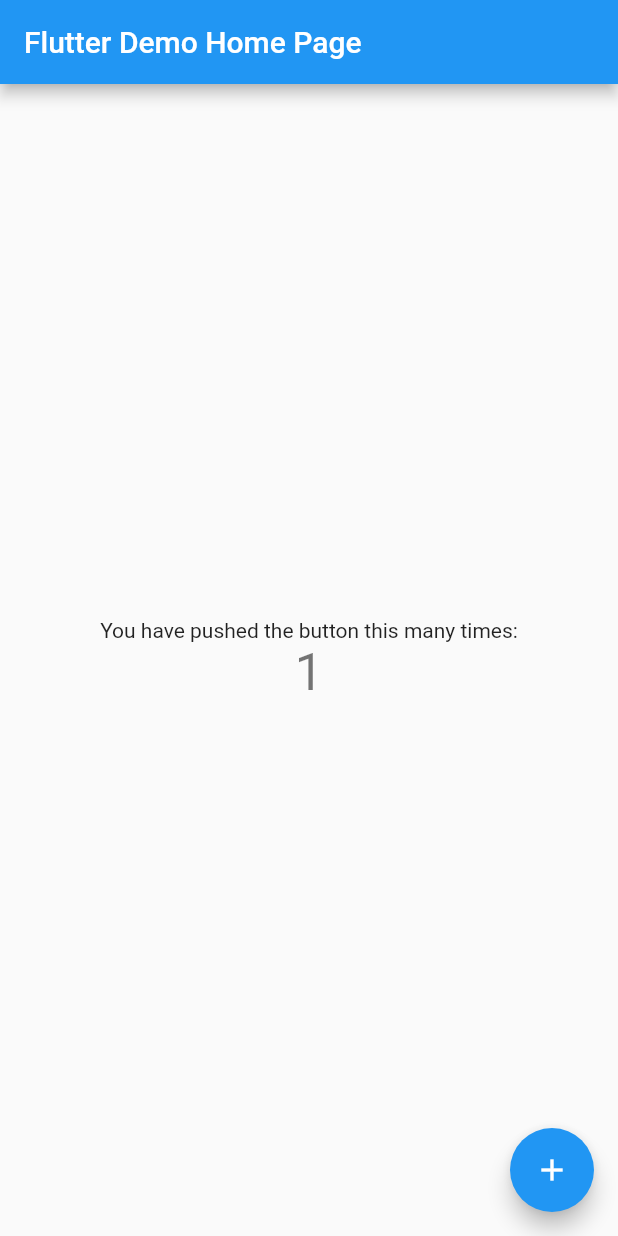
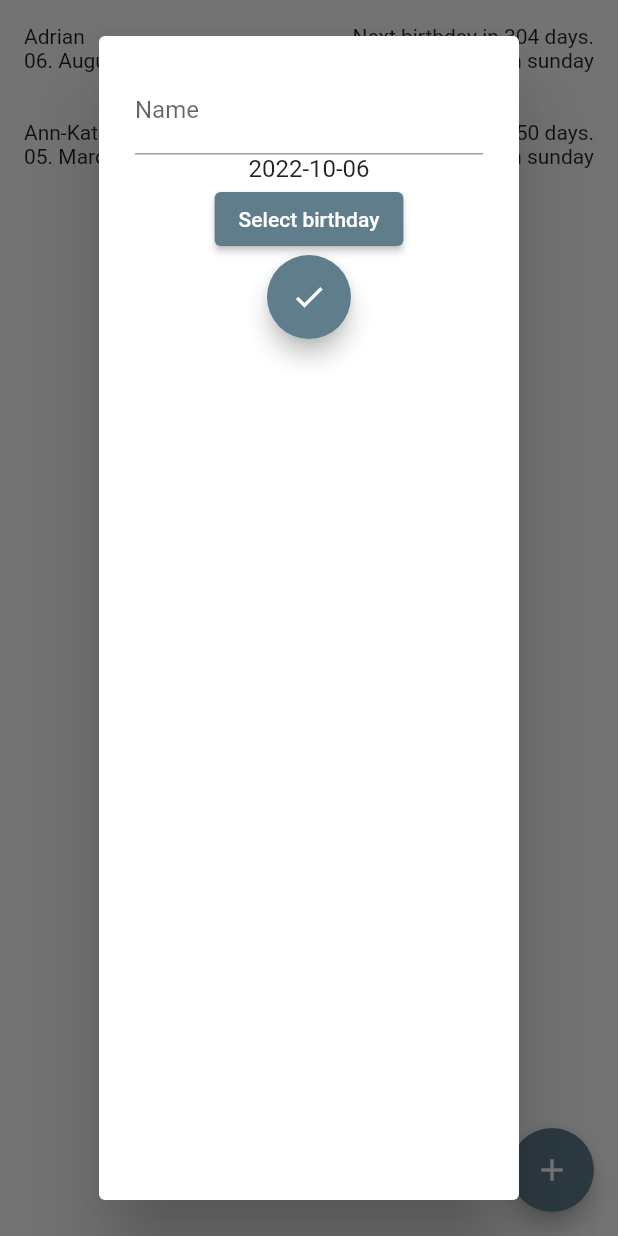
Before and after one commit to Irnaltherlyei/Rembirth, a Flutter app: the screen it shows after launch, after a tap on the "add" icon, on a phone screen of 412 x 824 dp. Run offline on Flutter 3.47's test engine with Material 2 defaults, Android fonts, the phone set to English and light mode, and no system bars.

Commit message:
Main functionality implemented. Add, remove, edit birthday entries.

```diff
--- /dev/null
+++ b/lib/BirthdayEntry.dart
@@ -0,0 +1,58 @@
+import 'package:flutter/material.dart';
+import 'package:intl/intl.dart';
+
+import 'Entry.dart';
+
+class BirthdayEntry extends StatefulWidget {
+  const BirthdayEntry({Key? key, required this.entry, required this.onLongPress}) : super(key: key);
+
+  final Entry entry;
+  final GestureTapCallback onLongPress;
+
+  @override
+  State<BirthdayEntry> createState() => _BirthdayEntryState();
+}
+
+class _BirthdayEntryState extends State<BirthdayEntry> {
+
+  int _daysToBirthday(DateTime birthday){
+    DateTime from = DateTime(DateTime.now().year, DateTime.now().month, DateTime.now().day);
+    DateTime to = DateTime(DateTime.now().year, birthday.month, birthday.day);
+    return to.difference(from).inDays < 0 ? DateTime(DateTime.now().year + 1, birthday.month, birthday.day).difference(from).inDays : to.difference(from).inDays;
+  }
+
+  final Map weekdays = {
+    1: 'monday',
+    2: 'tuesday',
+    3: 'wednesday',
+    4: 'thursday',
+    5: 'friday',
+    6: 'saturday',
+    7: 'sunday',
+  };
+
+  @override
+  Widget build(BuildContext context) {
+    return GestureDetector(
+      onLongPress: widget.onLongPress,
+      child: Column(
+        children: [
+          Row(
+            mainAxisAlignment: MainAxisAlignment.spaceBetween,
+            children: [
+              Text(widget.entry.name),
+              Text('Next birthday in ${_daysToBirthday(widget.entry.getDate())} days.')
+            ],
+          ),
+          Row(
+            mainAxisAlignment: MainAxisAlignment.spaceBetween,
+            children: [
+              Text(DateFormat('dd. MMMM yyyy').format(widget.entry.getDate())),
+              Text('on ${weekdays[DateTime.now().add(Duration(days: _daysToBirthday(widget.entry.getDate()))).weekday]}'),
+            ],
+          )
+        ],
+      ),
+    );
+  }
+}
--- /dev/null
+++ b/lib/BirthdayInput.dart
@@ -0,0 +1,244 @@
+import 'package:flutter/material.dart';
+import 'package:hello_flutter/Entry.dart';
+
+class BirthdayInput extends StatefulWidget {
+  const BirthdayInput({Key? key, this.entry}) : super(key: key);
+
+  final Entry? entry;
+
+  @override
+  State<BirthdayInput> createState() => _BirthdayInputState();
+}
+
+class _BirthdayInputState extends State<BirthdayInput> {
+
+  DateTime selectedDate = DateTime.now();
+  final nameController = TextEditingController();
+
+  @override
+  void initState() {
+    super.initState();
+    nameController.text = widget.entry != null ? widget.entry!.name : '';
+    selectedDate = widget.entry != null ? widget.entry!.getDate() : selectedDate;
+  }
+
+  @override
+  Widget build(BuildContext context) {
+    return AlertDialog(
+      content: Form(
+        child: Column(
+          children: <Widget>[
+            TextFormField(
+              controller: nameController,
+              decoration: const InputDecoration(
+                labelText: 'Name',
+                hintText: 'Enter a name',
+              ),
+            ),
+            Row(
+              mainAxisAlignment: MainAxisAlignment.center,
+              children: [
+                InkWell(
+                  child: Text('${"${selectedDate.toLocal()}".split('-')[0]}-'),
+                  onTap: () => _getYear(context),
+                ),
+                InkWell(
+                  child: Text('${"${selectedDate.toLocal()}".split('-')[1]}-'),
+                  onTap: () => _getMonth(context),
+                ),
+                InkWell(
+                  child: Text("${selectedDate.toLocal()}".split('-')[2].split(' ')[0]),
+                  onTap: () => _getDay(context, selectedDate),
+                ),
+              ],
+            ),
+            ElevatedButton(
+              onPressed: () => _getYear(context),
+              child: const Text('Select birthday'),
+            ),
+            FloatingActionButton(
+              onPressed: () {
+                Navigator.pop(context, Entry(name: nameController.text, date: selectedDate.toString()));
+              },
+              child: const Icon(Icons.check),
+            )
+          ],
+        ),
+      ),
+    );
+  }
+
+  Future<void> _getDay(BuildContext context, DateTime currentDate) async{
+    final int result = await Navigator.push(
+      context,
+      DialogRoute(builder: (context) => DayPicker(month: selectedDate.month, year: selectedDate.year,), context: context),
+    );
+
+    if(!mounted) return;
+
+    setState(() {
+      selectedDate = DateTime(selectedDate.year, selectedDate.month, result);
+    });
+  }
+
+  Future<void> _getMonth(BuildContext context) async{
+    final int result = await Navigator.push(
+      context,
+      DialogRoute(builder: (context) => const MonthPicker(), context: context),
+    );
+
+    if(!mounted) return;
+
+    setState(() {
+      selectedDate = DateTime(selectedDate.year, result, selectedDate.day);
+    });
+
+    _getDay(context, selectedDate);
+  }
+
+  Future<void> _getYear(BuildContext context) async{
+    final int result = await Navigator.push(
+      context,
+      DialogRoute(builder: (context) => YearPicker(initialYear: 1900, endYear: DateTime.now().year), context: context),
+    );
+
+    if(!mounted) return;
+
+    setState(() {
+      selectedDate = DateTime(result, selectedDate.month, selectedDate.day);
+    });
+
+    _getMonth(context);
+  }
+}
+
+class DayPicker extends StatefulWidget {
+
+  final int month;
+  final int year;
+
+  DayPicker({Key? key, required this.month, this.year = 2000}) : super(key: key);
+
+  @override
+  State<DayPicker> createState() => _DayPicker();
+}
+
+List weekdays = <String>['Mon','Tue','Wed','Thu','Fri','Sat','Sun',];
+
+class _DayPicker extends State<DayPicker> {
+
+  @override
+  Widget build(BuildContext context) {
+    int firstDayOffset = DateUtils.firstDayOffset(widget.year, widget.month, const DefaultMaterialLocalizations()) - 1;
+    int daysPerWeek = DateTime.daysPerWeek;
+
+    if(firstDayOffset < 0){
+      firstDayOffset = daysPerWeek + firstDayOffset;
+    }
+
+    return AlertDialog(
+      content: SizedBox(
+        width: 700,
+        height: 500,
+        child: GridView.builder(
+            gridDelegate: SliverGridDelegateWithFixedCrossAxisCount(
+              crossAxisCount: daysPerWeek,
+            ),
+            itemCount: DateUtils.getDaysInMonth(widget.year, widget.month) + daysPerWeek + firstDayOffset,
+            itemBuilder: (context, index) {
+              if(index < daysPerWeek){
+                return Text(weekdays[index]);
+              } else if(index < daysPerWeek + firstDayOffset) {
+                return const SizedBox.shrink();
+              } else {
+                return InkWell(
+                  onTap: () {
+                    Navigator.pop(context, index + 1 - daysPerWeek - firstDayOffset);
+                  },
+                  child: Text((index + 1 - daysPerWeek - firstDayOffset).toString()),
+                );
+              }
+            }
+        ),
+      ),
+    );
+  }
+}
+
+class MonthPicker extends StatefulWidget {
+  const MonthPicker({Key? key}) : super(key: key);
+
+  @override
+  State<MonthPicker> createState() => _MonthPickerState();
+}
+
+Map months = {
+  DateTime.january: 'january',
+  DateTime.february: 'february',
+  DateTime.march: 'march',
+  DateTime.april: 'april',
+  DateTime.may: 'may',
+  DateTime.june: 'june',
+  DateTime.july: 'july',
+  DateTime.august: 'august',
+  DateTime.september: 'september',
+  DateTime.october: 'october',
+  DateTime.november: 'november',
+  DateTime.december: 'december',
+};
+
+class _MonthPickerState extends State<MonthPicker> {
+
+  @override
+  Widget build(BuildContext context) {
+    return AlertDialog(
+      content: SingleChildScrollView(
+        child: Column(
+          children: [
+            ...List.generate(12, (index) =>
+                InkWell(
+                  onTap: () {
+                    Navigator.pop(context, index + 1);
+                  },
+                  child: Text(months[index + 1]),
+                )
+            )
+          ],
+        ),
+      ),
+    );
+  }
+}
+
+class YearPicker extends StatefulWidget {
+
+  final int initialYear;
+  final int endYear;
+
+  YearPicker({Key? key, this.initialYear = 1950, this.endYear = 2050}) : super(key: key);
+
+  @override
+  State<YearPicker> createState() => _YearPickerState();
+}
+
+class _YearPickerState extends State<YearPicker> {
+  @override
+  Widget build(BuildContext context) {
+    return AlertDialog(
+      content: SingleChildScrollView(
+          child: Column(
+            children: [
+              ...List.generate(widget.endYear - widget.initialYear + 1, (index) =>
+                  InkWell(
+                    onTap: () {
+                      Navigator.pop(context, widget.endYear - index);
+                    },
+                    child: Text((widget.endYear - index).toString()),
+                  )
+              )
+            ],
+          ),
+        ),
+    );
+  }
+}
--- /dev/null
+++ b/lib/BirthdayPage.dart
@@ -0,0 +1,154 @@
+import 'package:flutter/material.dart';
+import 'package:hello_flutter/BirthdayInput.dart';
+
+import 'BirthdayEntry.dart';
+import 'Entry.dart';
+
+class BirthdayPage extends StatefulWidget {
+  const BirthdayPage({Key? key}) : super(key: key);
+
+  @override
+  State<BirthdayPage> createState() => _BirthdayPageState();
+}
+
+class _BirthdayPageState extends State<BirthdayPage>{
+
+  Entry? selected;
+
+  @override
+  Widget build(BuildContext context) {
+    return Scaffold(
+      body: GestureDetector(
+        behavior: HitTestBehavior.opaque,
+        onTapDown: (TapDownDetails details){
+          setState((){
+            selected = null;
+          });
+        },
+        child: Column(
+          children: [
+            SizedBox(
+              height: 500,
+              child: ListView.builder(
+                  itemCount: birthdayEntries.length,
+                  itemBuilder: (BuildContext context, int index) {
+                    return Padding(
+                      padding: const EdgeInsets.all(16.0),
+                      child: BirthdayEntry(
+                        entry: birthdayEntries[index],
+                        onLongPress: () {
+                          setState(() {
+                            selected = birthdayEntries[index];
+                          });
+                        },
+                      ),
+                    );
+                  }),
+            ),
+          ],
+        ),
+      ),
+      floatingActionButton: SingleChildScrollView(
+        child: Row(
+          mainAxisAlignment: MainAxisAlignment.spaceBetween,
+          children: [
+            selected != null ? FloatingActionButton(
+              onPressed: () {
+                _editEntry(context, selected!);
+              },
+              tooltip: 'Edit',
+              child: const Icon(Icons.edit),
+            ) : Container(),
+            selected != null ? FloatingActionButton(
+              onPressed: () {
+                deleteBirthdayEntry(selected!);
+                selected = null;
+              },
+              tooltip: 'Delete',
+              child: const Icon(Icons.delete),
+            ) : Container(),
+            selected == null ? FloatingActionButton(
+              onPressed: () {
+                _addEntry(context);
+              },
+              tooltip: 'Add',
+              child: const Icon(Icons.add),
+            ) :  FloatingActionButton(
+              onPressed: () {
+                setState(() {
+                  selected = null;
+                });
+              },
+              tooltip: 'Cancel',
+              child: const Icon(Icons.cancel),
+            ),
+          ],
+        ),
+      ),
+    );
+  }
+
+  Future<void> _addEntry(BuildContext context) async{
+    final Entry entry = await Navigator.push(
+        context,
+        DialogRoute(builder: (context) => const BirthdayInput(), context: context),
+    );
+
+    if(!mounted) return;
+
+    addBirthdayEntry(entry);
+  }
+
+  Future<void> _editEntry(BuildContext context, Entry selected) async{
+    final Entry entry = await Navigator.push(
+      context,
+      DialogRoute(builder: (context) => BirthdayInput(entry: selected), context: context),
+    );
+
+    if(!mounted) return;
+
+    editBirthdayEntry(selected, entry);
+  }
+
+  final List<Entry> birthdayEntries = [
+    Entry(name: 'Adrian', date: DateTime(2000,8,6).toString()),
+    Entry(name: 'Ann-Kathrin', date: DateTime(1998,3,5).toString()),
+  ];
+
+  bool validateBirthdayEntry(Entry entry){
+    // Birthday entry can't exist already.
+    if(birthdayEntries.any((element) => element.name == entry.name && DateUtils.isSameDay(element.getDate(), entry.getDate()))){
+      return false;
+    }
+    // Name can't be blank.
+    if(entry.name.isEmpty){
+      return false;
+    }
+    // Name has less than 32 characters.
+    if(entry.name.length > 32){
+      return false;
+    }
+    return true;
+  }
+
+  void deleteBirthdayEntry(Entry entry){
+    setState(() {
+      birthdayEntries.removeWhere((element) => element.name == entry.name && DateUtils.isSameDay(element.getDate(), entry.getDate()));
+    });
+  }
+
+  void addBirthdayEntry(Entry entry) {
+    setState(() {
+      if(validateBirthdayEntry(entry)) {
+        birthdayEntries.add(entry);
+      }
+    });
+  }
+
+  void editBirthdayEntry(Entry selected, Entry entry){
+    setState(() {
+      int index = birthdayEntries.indexWhere((element) => element.name == selected.name && DateUtils.isSameDay(element.getDate(), selected.getDate()));
+      birthdayEntries[index] = entry;
+    });
+  }
+}
--- /dev/null
+++ b/lib/Entry.dart
@@ -0,0 +1,22 @@
+class Entry {
+  final String name;
+  final String date;
+
+  const Entry({required this.name, required this.date});
+
+  Map<String, dynamic> toMap() {
+    return {
+      'name': name,
+      'date': date,
+    };
+  }
+
+  @override
+  String toString() {
+    return 'Entry{name: $name, date: $date}';
+  }
+
+  DateTime getDate() {
+    return DateTime.parse(date);
+  }
+}
--- a/lib/main.dart
+++ b/lib/main.dart
@@ -1,4 +1,6 @@
 import 'package:flutter/material.dart';
+
+import 'BirthdayPage.dart';
 
 void main() {
   runApp(const MyApp());
@@ -7,109 +9,14 @@
 class MyApp extends StatelessWidget {
   const MyApp({Key? key}) : super(key: key);
 
-  // This widget is the root of your application.
   @override
   Widget build(BuildContext context) {
     return MaterialApp(
-      title: 'Flutter Demo',
+      title: 'Remember every birthday',
       theme: ThemeData(
-        // This is the theme of your application.
-        //
-        // Try running your application with "flutter run". You'll see the
-        // application has a blue toolbar. Then, without quitting the app, try
-        // changing the primarySwatch below to Colors.green and then invoke
-        // "hot reload" (press "r" in the console where you ran "flutter run",
-        // or simply save your changes to "hot reload" in a Flutter IDE).
-        // Notice that the counter didn't reset back to zero; the application
-        // is not restarted.
-        primarySwatch: Colors.blue,
+        primarySwatch: Colors.blueGrey,
       ),
-      home: const MyHomePage(title: 'Flutter Demo Home Page'),
+      home: const BirthdayPage(),
     );
   }
 }
-
-class MyHomePage extends StatefulWidget {
-  const MyHomePage({Key? key, required this.title}) : super(key: key);
-
-  // This widget is the home page of your application. It is stateful, meaning
-  // that it has a State object (defined below) that contains fields that affect
-  // how it looks.
-
-  // This class is the configuration for the state. It holds the values (in this
-  // case the title) provided by the parent (in this case the App widget) and
-  // used by the build method of the State. Fields in a Widget subclass are
-  // always marked "final".
-
-  final String title;
-
-  @override
-  State<MyHomePage> createState() => _MyHomePageState();
-}
-
-class _MyHomePageState extends State<MyHomePage> {
-  int _counter = 0;
-
-  void _incrementCounter() {
-    setState(() {
-      // This call to setState tells the Flutter framework that something has
-      // changed in this State, which causes it to rerun the build method below
-      // so that the display can reflect the updated values. If we changed
-      // _counter without calling setState(), then the build method would not be
-      // called again, and so nothing would appear to happen.
-      _counter++;
-    });
-  }
-
-  @override
-  Widget build(BuildContext context) {
-    // This method is rerun every time setState is called, for instance as done
-    // by the _incrementCounter method above.
-    //
-    // The Flutter framework has been optimized to make rerunning build methods
-    // fast, so that you can just rebuild anything that needs updating rather
-    // than having to individually change instances of widgets.
-    return Scaffold(
-      appBar: AppBar(
-        // Here we take the value from the MyHomePage object that was created by
-        // the App.build method, and use it to set our appbar title.
-        title: Text(widget.title),
-      ),
-      body: Center(
-        // Center is a layout widget. It takes a single child and positions it
-        // in the middle of the parent.
-        child: Column(
-          // Column is also a layout widget. It takes a list of children and
-          // arranges them vertically. By default, it sizes itself to fit its
-          // children horizontally, and tries to be as tall as its parent.
-          //
-          // Invoke "debug painting" (press "p" in the console, choose the
-          // "Toggle Debug Paint" action from the Flutter Inspector in Android
-          // Studio, or the "Toggle Debug Paint" command in Visual Studio Code)
-          // to see the wireframe for each widget.
-          //
-          // Column has various properties to control how it sizes itself and
-          // how it positions its children. Here we use mainAxisAlignment to
-          // center the children vertically; the main axis here is the vertical
-          // axis because Columns are vertical (the cross axis would be
-          // horizontal).
-          mainAxisAlignment: MainAxisAlignment.center,
-          children: <Widget>[
-            const Text(
-              'You have pushed the button this many times:',
-            ),
-            Text(
-              '$_counter',
-              style: Theme.of(context).textTheme.headline4,
-            ),
-          ],
-        ),
-      ),
-      floatingActionButton: FloatingActionButton(
-        onPressed: _incrementCounter,
-        tooltip: 'Increment',
-        child: const Icon(Icons.add),
-      ), // This trailing comma makes auto-formatting nicer for build methods.
-    );
-  }
-}
--- a/pubspec.yaml
+++ b/pubspec.yaml
@@ -29,11 +29,13 @@
 dependencies:
   flutter:
     sdk: flutter
-
+  sqflite:
+  path:
 
   # The following adds the Cupertino Icons font to your application.
   # Use with the CupertinoIcons class for iOS style icons.
   cupertino_icons: ^1.0.2
+  intl: ^0.17.0
 
 dev_dependencies:
   flutter_test:
```
Also changed, not shown: pubspec.lock.
